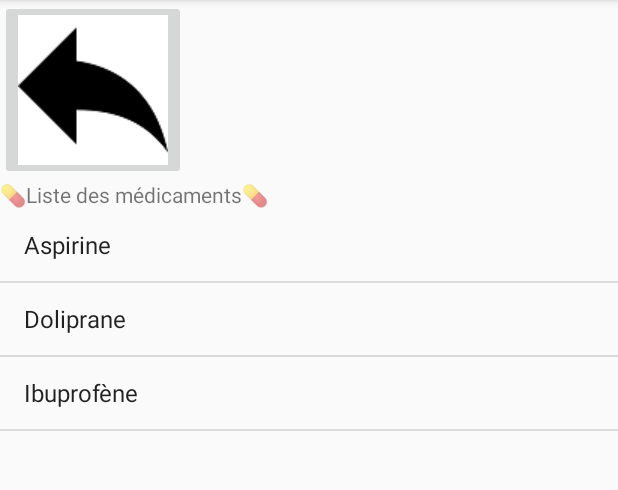
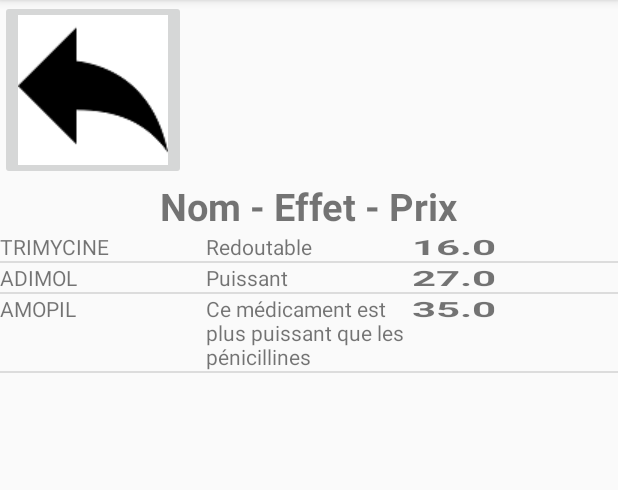
Before and after one commit to JulienS69/Ma_Premiere_Application_Android, an Android app: the ListeMedicamentsActivity screen opened directly, with no data from a screen before it, on a phone screen of 412 x 824 dp, the part 84-574 px from its top. Run offline under Robolectric (Android 15) with nearby library versions, the light colour scheme and no system bars.

Commit message:
Dernière_version_TP3_SQL_LITE
ListeView complète avec les données de la table médicaments.

```diff
--- a/app/src/main/AndroidManifest.xml
+++ b/app/src/main/AndroidManifest.xml
@@ -1,6 +1,6 @@
 <?xml version="1.0" encoding="utf-8"?>
 <manifest xmlns:android="http://schemas.android.com/apk/res/android"
-          package="com.example.gsbvisite">
+          xmlns:tools="http://schemas.android.com/tools" package="com.example.gsbvisite">
 
     <application
             android:allowBackup="true"
@@ -8,7 +8,8 @@
             android:label="@string/app_name"
             android:roundIcon="@mipmap/ic_launcher_round"
             android:supportsRtl="true"
-            android:theme="@style/AppTheme">
+            android:theme="@style/AppTheme"
+            android:debuggable="true" tools:ignore="HardcodedDebugMode">
         <activity android:name=".view.DemanderRdvActivity">
         </activity>
         <activity android:name=".view.RdvPraticiensActivity">
--- a/app/src/main/java/com/example/gsbvisite/controller/MedicamentController.java
+++ b/app/src/main/java/com/example/gsbvisite/controller/MedicamentController.java
@@ -24,7 +24,6 @@ public final class MedicamentController {
             MedicamentController.medicamentController = new MedicamentController();
             medicaments = new ArrayList<>();
             MedicamentDAO medicamentDAO = new MedicamentDAO(context);
-            //medicamentDAO.create();
             medicaments = medicamentDAO.read();
 
         }
--- a/app/src/main/java/com/example/gsbvisite/modele/Dal.java
+++ b/app/src/main/java/com/example/gsbvisite/modele/Dal.java
@@ -2,13 +2,13 @@ package com.example.gsbvisite.modele;
 
 import android.content.Context;
 import android.database.sqlite.SQLiteDatabase;
+
+
 public class Dal {
 
+    final GsbDb createDb;
+
     //propriétés
-
-    private String dbNom = "GsbDB.sqlite";
-    private String version;
-    private GsbDb createDb;
 
     //region Constructeur
 
@@ -20,7 +20,13 @@ public class Dal {
 
 
     public Dal(Context context){
-        createDb = new GsbDb(context, dbNom, null, 1);
+        SQLiteDatabase db;
+        String dbNom = "GsbDb.sqlite";
+        int version = 1;
+        createDb = new GsbDb(context, dbNom, null,version);
+        db = createDb.getWritableDatabase();
+        db.execSQL("DROP TABLE IF EXISTS medicament");
+        createDb.onCreate(db);
     }
     //endregion
 
--- a/app/src/main/java/com/example/gsbvisite/modele/MedicamentDAO.java
+++ b/app/src/main/java/com/example/gsbvisite/modele/MedicamentDAO.java
@@ -10,17 +10,16 @@ import java.util.ArrayList;
  * Classe MedicamentDAO.
  * @author : B. CHATAING.
  * created on  26/01/2021.
- * modified on .
+ * modified on 28/01/2021.
  */
 public class MedicamentDAO {
-
-
-    private Dal dal;
+    final private Dal dal;
     private SQLiteDatabase db;
 
     public MedicamentDAO(Context context) {
 
         dal = new Dal(context);
+        create();
     }
 
     /**
@@ -56,20 +55,12 @@ public class MedicamentDAO {
 
     /**
      * R du Crud.
-     * @return
+     * @return arraylist contenant les médicaments de la table medicament.
      */
     public ArrayList<Medicament> read() {
         ArrayList<Medicament> medicaments = new ArrayList<>();
         Medicament medicament;
         db = dal.getCreateDb().getReadableDatabase();
-        String oui = "CREATE TABLE medicament ("
-                + "depotlegal TEXT PRIMARY KEY,"
-                + "nomcommercial TEXT,"
-                + "composition TEXT,"
-                + "effet TEXT,"
-                + "contreindication TEXT,"
-                + "prix REAL)";
-        db.execSQL(oui);
         String req = "Select * from medicament";
         Cursor cursor = db.rawQuery(req,null);
         cursor.moveToFirst();
@@ -80,7 +71,7 @@ public class MedicamentDAO {
             String effet = cursor.getString(3);
             String contreindic = cursor.getString(4);
             Float prix = cursor.getFloat(5);
-            medicament = new Medicament(depot,nom,composition, effet, contreindic, prix.doubleValue());
+            medicament = new Medicament(depot,nom,composition,effet,contreindic,prix.doubleValue());
             medicaments.add(medicament);
             cursor.moveToNext();
         }
--- a/app/src/main/java/com/example/gsbvisite/view/ListeMedicamentsActivity.java
+++ b/app/src/main/java/com/example/gsbvisite/view/ListeMedicamentsActivity.java
@@ -9,11 +9,16 @@ import androidx.appcompat.app.AppCompatActivity;
 import android.os.Bundle;
 import com.example.gsbvisite.R;
 import com.example.gsbvisite.controller.MedicamentController;
+import com.example.gsbvisite.modele.Medicament;
+
+import java.util.ArrayList;
 
 public class ListeMedicamentsActivity extends AppCompatActivity {
 
     ListView lvMedicaments;
+    ArrayList<Medicament> medicaments;
     MedicamentController medicamentController;
+    private MedicamentController controle;
 
     @Override
     protected void onCreate(Bundle savedInstanceState) {
@@ -22,8 +27,12 @@ public class ListeMedicamentsActivity extends AppCompatActivity {
         lvMedicaments =(ListView)findViewById(R.id.listMedic);
         String[] listStrings ={"Aspirine", "Doliprane", "Ibuprofène"};
         lvMedicaments.setAdapter(new ArrayAdapter<String>(this, android.R.layout.simple_list_item_1, listStrings));
+
+        this.medicamentController = MedicamentController.getInstance(getBaseContext());
+        medicaments = medicamentController.medicaments();
+        this.controle = MedicamentController.getInstance(this);
         gestionClick();
-        this.medicamentController = MedicamentController.getInstance(getBaseContext());
+        creerList();
     }
 
 
@@ -45,6 +54,16 @@ public class ListeMedicamentsActivity extends AppCompatActivity {
                 Toast.makeText(getApplicationContext(),value,Toast.LENGTH_SHORT).show();
             }
         });
+
     }
+        private void creerList(){
+            ArrayList<Medicament> lesmedicaments = controle.medicaments();
+            if (lesmedicaments != null){
+                ListView listView = (ListView)findViewById(R.id.listMedic);
+                MedicamentListAdapter adapter = new MedicamentListAdapter(this, lesmedicaments);
+                listView.setAdapter(adapter);
+            }
+
+        }
 
 }
--- /dev/null
+++ b/app/src/main/java/com/example/gsbvisite/view/MedicamentListAdapter.java
@@ -0,0 +1,101 @@
+package com.example.gsbvisite.view;
+
+import android.content.Context;
+import android.view.LayoutInflater;
+import android.view.View;
+import android.view.ViewGroup;
+import android.widget.BaseAdapter;
+import android.widget.TextView;
+import com.example.gsbvisite.R;
+import com.example.gsbvisite.modele.Medicament;
+
+import java.util.ArrayList;
+
+public class MedicamentListAdapter extends BaseAdapter {
+
+    private ArrayList<Medicament> lesmedicaments;
+    private LayoutInflater inflater;
+
+    public MedicamentListAdapter(Context context, ArrayList<Medicament> lesmedicaments){
+        this.lesmedicaments = lesmedicaments;
+        this.inflater = LayoutInflater.from(context);
+    }
+
+    //region Méthode implémentées
+
+    /**
+     *
+     * @return le nombre de lignes
+     */
+
+    @Override
+    public int getCount() {
+        return lesmedicaments.size();
+    }
+
+    /**
+     *
+     * @param position
+     * @return l'item de la ligne actuelle
+     */
+
+    @Override
+    public Object getItem(int position) {
+        return lesmedicaments.get(position);
+    }
+
+    /**
+     *
+     * @param position
+     * @return un indice par rapport à la ligne actuelle
+     */
+
+    @Override
+    public long getItemId(int position) {
+        return 0;
+    }
+
+    /**
+     *
+     * @param position
+     * @param convertView
+     * @param parent
+     * @return la ligne (view) formaté avec gestion des évènements
+     */
+
+    @Override
+    public View getView(int position, View convertView, ViewGroup parent) {
+        // Déclaration d'un Holder
+        ViewHolder holder;
+        // si la ligne n'existe pas encore
+        if (convertView == null) {
+            holder = new ViewHolder();
+            // la ligne est construire avec un formatage (inflater) relié à layout_list_medicament
+            convertView = inflater.inflate(R.layout.layout_list_medicament, null);
+            // chaque propriété du holder est relié à une propriété graphique
+            holder.txtNomCommercial = (TextView) convertView.findViewById(R.id.txtNomCommercial);
+            holder.txtEffet = (TextView) convertView.findViewById(R.id.txtEffet);
+            holder.txtPrix = (TextView) convertView.findViewById(R.id.txtPrix);
+            // affecter le holder à la vue
+            convertView.setTag(holder);
+        }
+        else {
+        // récupération du holder dans la ligne existante
+            holder = (ViewHolder) convertView.getTag();
+        }
+        // valorisation du contenu du holder (donc de la ligne)
+        holder.txtNomCommercial.setText(lesmedicaments.get(position).getMNomCommercial());
+        holder.txtEffet.setText(lesmedicaments.get(position).getEffet());
+        holder.txtPrix.setText(lesmedicaments.get(position).getMPrixEchant().toString());
+
+        return convertView;
+    }
+    //endregion
+
+    private class ViewHolder{
+        TextView txtNomCommercial;
+        TextView txtEffet;
+        TextView txtPrix;
+
+    }
+}
--- a/app/src/main/res/layout/activity_listemedicaments.xml
+++ b/app/src/main/res/layout/activity_listemedicaments.xml
@@ -27,11 +27,14 @@
             <LinearLayout
                     android:orientation="vertical"
                     android:layout_width="match_parent"
-                    android:layout_height="match_parent">
+                    android:layout_height="match_parent" android:layout_gravity="center_horizontal">
                 <TextView
-                        android:layout_width="match_parent"
+                        android:layout_width="wrap_content"
                         android:layout_height="wrap_content"
-                        android:text="💊Liste des médicaments💊" android:id="@+id/textView"/>
+                        android:id="@+id/txtView" android:text="Nom - Effet - Prix"
+                        android:textStyle="bold"
+                        android:textSize="25sp"
+                        android:layout_gravity="center|center_horizontal|center_vertical"/>
                 <ListView
                         android:layout_width="match_parent"
                         android:layout_height="match_parent" android:id="@+id/listMedic"/>
--- /dev/null
+++ b/app/src/main/res/layout/layout_list_medicament.xml
@@ -0,0 +1,41 @@
+<?xml version="1.0" encoding="utf-8"?>
+<androidx.constraintlayout.widget.ConstraintLayout xmlns:android="http://schemas.android.com/apk/res/android"
+                                                   android:layout_width="match_parent"
+                                                   android:layout_height="match_parent">
+
+    <LinearLayout
+            android:orientation="horizontal"
+            android:layout_width="match_parent"
+            android:layout_height="wrap_content"
+            android:gravity="center_vertical">
+        <LinearLayout
+                android:orientation="vertical"
+                android:layout_width="match_parent"
+                android:layout_height="match_parent" android:layout_weight="1" android:layout_gravity="clip_vertical">
+            <TextView
+                    android:text="TextView"
+                    android:layout_width="match_parent"
+                    android:layout_height="wrap_content" android:id="@+id/txtNomCommercial"
+            />
+        </LinearLayout>
+        <LinearLayout
+                android:orientation="vertical"
+                android:layout_width="match_parent"
+                android:layout_height="match_parent" android:layout_weight="1" android:layout_gravity="clip_vertical">
+            <TextView
+                    android:text="TextView"
+                    android:layout_width="match_parent"
+                    android:layout_height="wrap_content" android:id="@+id/txtEffet"/>
+        </LinearLayout>
+        <LinearLayout
+                android:orientation="vertical"
+                android:layout_width="match_parent"
+                android:layout_height="match_parent" android:layout_weight="1" android:layout_gravity="clip_vertical">
+            <TextView
+                    android:text="textView5"
+                    android:layout_width="match_parent"
+                    android:layout_height="wrap_content" android:id="@+id/txtPrix" android:textStyle="bold"
+                    android:textScaleX="2" android:layout_gravity="right|center_horizontal"/>
+        </LinearLayout>
+    </LinearLayout>
+</androidx.constraintlayout.widget.ConstraintLayout>
```
